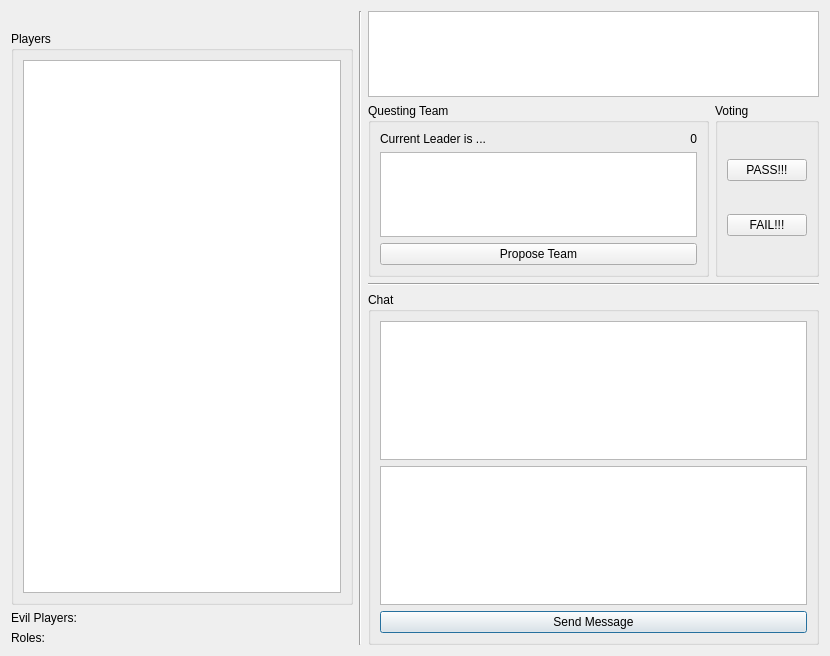
JRandomHacker/CS429-Avalon, file src/gui/gamewindow.ui: the form before one commit.
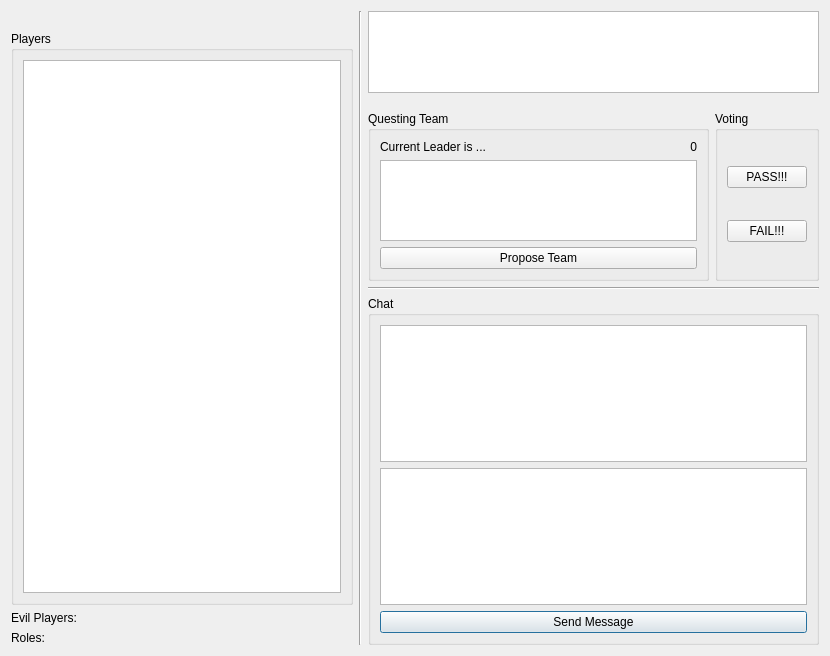
The form after the commit. Icons and pictures are not drawn.

Commit message:
Basic Quest Tracker functional
I still need to clean up the code, but the basic quest tracker should be
functional now.

```diff
--- a/src/gui/gamewindow.ui
+++ b/src/gui/gamewindow.ui
@@ -14,7 +14,7 @@
    <string>Avalon Online</string>
   </property>
   <layout class="QGridLayout" name="gridLayout_2">
-   <item row="0" column="0" rowspan="4">
+   <item row="0" column="0" rowspan="6">
     <layout class="QVBoxLayout" name="rolesLayout" stretch="0,0,0,0">
      <property name="sizeConstraint">
       <enum>QLayout::SetFixedSize</enum>
@@ -76,13 +76,6 @@
      </item>
     </layout>
    </item>
-   <item row="0" column="1" rowspan="4">
-    <widget class="Line" name="line">
-     <property name="orientation">
-      <enum>Qt::Vertical</enum>
-     </property>
-    </widget>
-   </item>
    <item row="0" column="2" colspan="2">
     <layout class="QHBoxLayout" name="votingTrackLayout">
      <item>
@@ -94,7 +87,14 @@
      </item>
     </layout>
    </item>
-   <item row="1" column="2">
+   <item row="0" column="1" rowspan="6">
+    <widget class="Line" name="line">
+     <property name="orientation">
+      <enum>Qt::Vertical</enum>
+     </property>
+    </widget>
+   </item>
+   <item row="3" column="2">
     <layout class="QVBoxLayout" name="proposedTeamLayout">
      <item>
       <widget class="QGroupBox" name="proposedTeamSection">
@@ -148,7 +148,14 @@
      </item>
     </layout>
    </item>
-   <item row="1" column="3">
+   <item row="4" column="2" colspan="2">
+    <widget class="Line" name="line_2">
+     <property name="orientation">
+      <enum>Qt::Horizontal</enum>
+     </property>
+    </widget>
+   </item>
+   <item row="3" column="3">
     <layout class="QVBoxLayout" name="votingLayout">
      <item>
       <widget class="QGroupBox" name="votingSection">
@@ -175,14 +182,7 @@
      </item>
     </layout>
    </item>
-   <item row="2" column="2" colspan="2">
-    <widget class="Line" name="line_2">
-     <property name="orientation">
-      <enum>Qt::Horizontal</enum>
-     </property>
-    </widget>
-   </item>
-   <item row="3" column="2" colspan="2">
+   <item row="5" column="2" colspan="2">
     <layout class="QVBoxLayout" name="chatLayout">
      <item>
       <widget class="QGroupBox" name="chatSection">
```
The commit also changes 2 other files.
